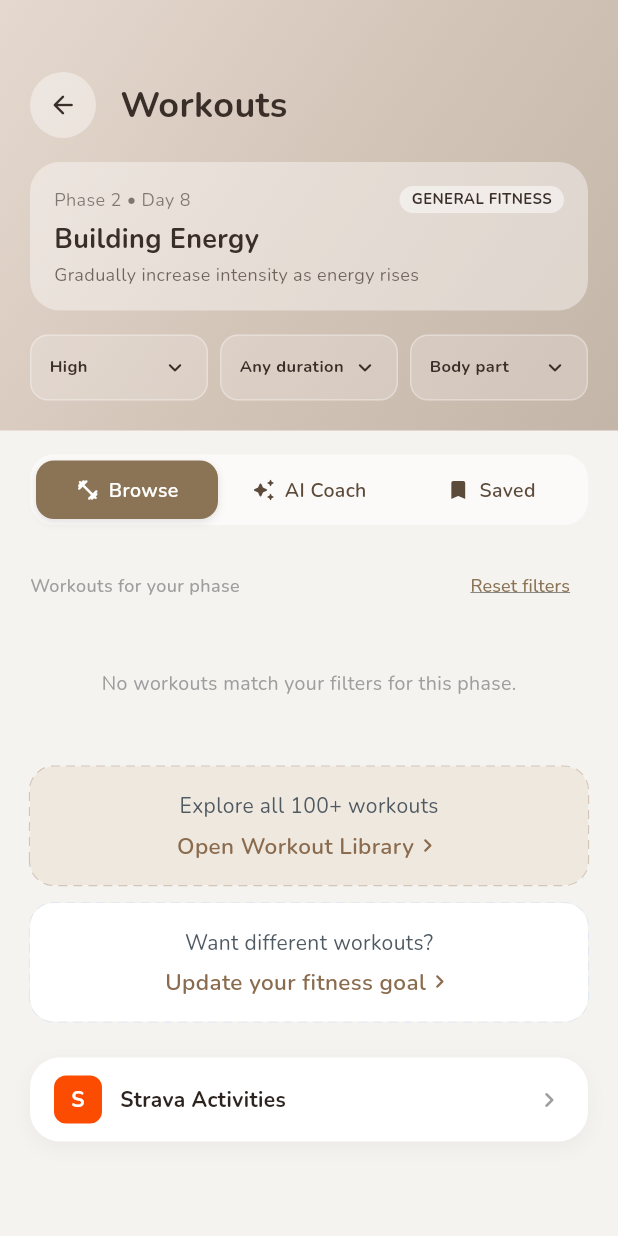
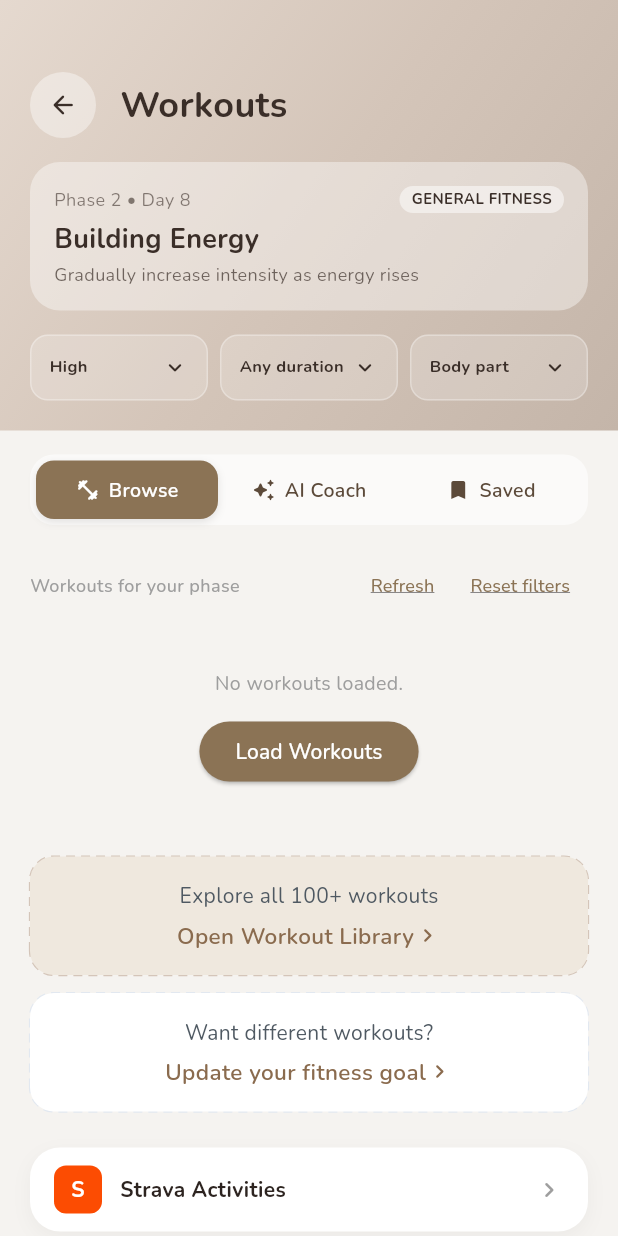
Before and after one commit to Ebadzmn/HerWell_App, a Flutter app: the WorkoutsScreen screen opened by its route, on a phone screen of 412 x 824 dp. Run offline on Flutter 3.47's test engine with Material 3 defaults, Android fonts, the phone set to English and light mode, and no system bars; drawn by our look-alikes of dotted_border; our stand-ins replace dio, firebase_core, firebase_messaging, fl_chart, flutter_screenutil, get and 4 more; accounts and stored records are empty; network calls fail.

Commit message:
feat: enhance workout fetching and filtering with debug information and UI updates

```diff
--- a/lib/workouts/controller/workouts_controller.dart
+++ b/lib/workouts/controller/workouts_controller.dart
@@ -51,10 +51,13 @@ class WorkoutsController extends GetxController {
       final ApiClient apiClient = Get.find<ApiClient>();
       final response = await apiClient.get('/workout/library');
       if (response.isSuccess && response.data != null && response.data is List) {
+        debugPrint("✅ Fetched ${response.data.length} workouts");
         allWorkouts.assignAll(response.data);
+      } else {
+        debugPrint("❌ Fetch failed: no data or not a list");
       }
     } catch (e) {
-      debugPrint("Error fetching workouts: $e");
+      debugPrint("❌ Error fetching workouts: $e");
     } finally {
       isLoading.value = false;
     }
@@ -121,7 +124,10 @@ class WorkoutsController extends GetxController {
 
   List<dynamic> get filteredWorkouts {
     final phaseKey = currentPhaseKey;
-    return allWorkouts.where((w) {
+    debugPrint("🔍 Filtering: phase=$phaseKey, intensity=${selectedIntensity.value}, duration=${selectedDuration.value}, bodypart=${selectedBodypart.value}");
+    debugPrint("📊 Total workouts: ${allWorkouts.length}");
+
+    final filtered = allWorkouts.where((w) {
       // 1. Phase check
       final phases = List<String>.from(w['phase'] ?? []);
       if (!phases.contains(phaseKey) && !phases.contains('all')) {
@@ -141,6 +147,9 @@ class WorkoutsController extends GetxController {
       }
       return true;
     }).toList();
+
+    debugPrint("✅ Filtered workouts: ${filtered.length}");
+    return filtered;
   }
 
   void changeTab(int index) {
--- a/lib/workouts/presentation/workouts_screen.dart
+++ b/lib/workouts/presentation/workouts_screen.dart
@@ -470,6 +470,19 @@ class WorkoutsScreen extends StatelessWidget {
                   fontWeight: FontWeight.w500,
                 ),
               ),
+              Row(
+                children: [
+                  TextButton(
+                    onPressed: () => controller.fetchWorkouts(),
+                    child: const Text(
+                      'Refresh',
+                      style: TextStyle(
+                        fontSize: 12,
+                        color: Color(0xFF8B7355),
+                        decoration: TextDecoration.underline,
+                      ),
+                    ),
+                  ),
                   TextButton(
                     onPressed: () {
                       controller.selectedIntensity.value = 'all';
@@ -487,6 +500,8 @@ class WorkoutsScreen extends StatelessWidget {
                   ),
                 ],
               ),
+            ],
+          ),
           const SizedBox(height: 8),
 
           // Workouts list
@@ -499,7 +514,33 @@ class WorkoutsScreen extends StatelessWidget {
                 ),
               );
             }
+            final allWO = controller.allWorkouts;
             final list = controller.filteredWorkouts;
+
+            if (allWO.isEmpty) {
+              return Center(
+                child: Padding(
+                  padding: const EdgeInsets.all(24.0),
+                  child: Column(
+                    children: [
+                      const Text(
+                        'No workouts loaded.',
+                        style: TextStyle(color: Colors.grey, fontSize: 13),
+                      ),
+                      const SizedBox(height: 12),
+                      ElevatedButton(
+                        onPressed: () => controller.fetchWorkouts(),
+                        style: ElevatedButton.styleFrom(
+                          backgroundColor: const Color(0xFF8B7355),
+                        ),
+                        child: const Text('Load Workouts', style: TextStyle(color: Colors.white)),
+                      ),
+                    ],
+                  ),
+                ),
+              );
+            }
+
             if (list.isEmpty) {
               return const Center(
                 child: Padding(
```
Lines whose indentation alone changed are shown as unchanged.
